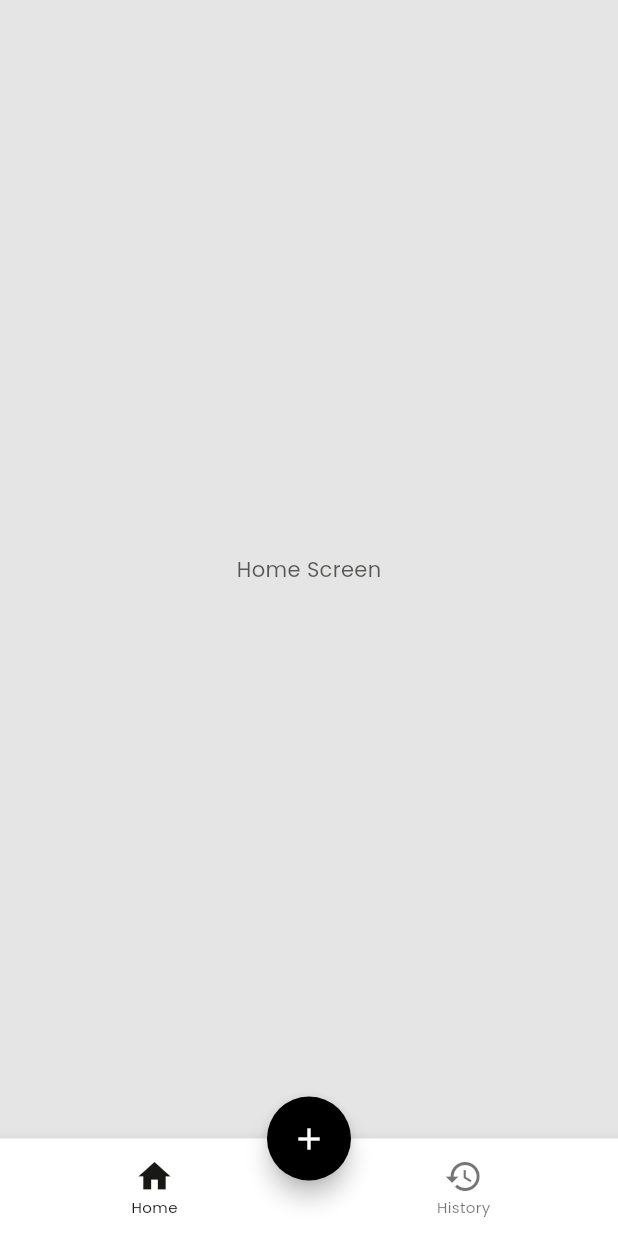
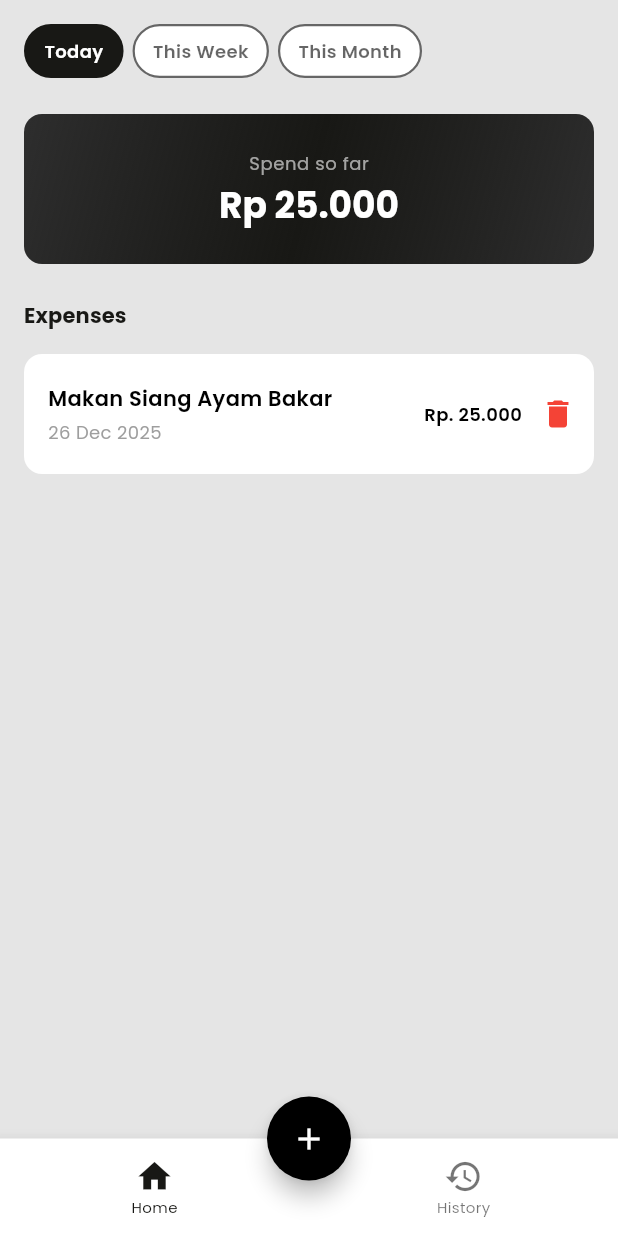
Before and after one commit to attaryu/expense_tracker, a Flutter app: the screen it shows after launch, on a phone screen of 412 x 824 dp. Run offline on Flutter 3.47's test engine with Material 3 defaults, Android fonts, the phone set to English and light mode, and no system bars; drawn by our look-alikes of group_button; our stand-ins replace flutter_svg, google_fonts.

Commit message:
feat: Implement home screen with expense tracking features
- Enhanced ExpenseModel with formatted date and amount methods.
- Added sample expenses to ExpenseProvider for initial data.

```diff
--- a/lib/app_shell.dart
+++ b/lib/app_shell.dart
@@ -1,4 +1,5 @@
 import 'package:expense_tracker/screens/add_expense_screen.dart';
+import 'package:expense_tracker/screens/home_screen.dart';
 import 'package:flutter/material.dart';
 
 class AppShell extends StatefulWidget {
@@ -11,7 +12,7 @@ class AppShell extends StatefulWidget {
 class _AppShellState extends State<AppShell> {
   int _currentIndex = 0;
   static const List<Widget> _screens = [
-    Center(child: Text('Home Screen')),
+    HomeScreen(),
     Center(child: Text('History Screen')),
   ];
 
--- a/lib/models/expense_model.dart
+++ b/lib/models/expense_model.dart
@@ -1,3 +1,5 @@
+import 'package:intl/intl.dart';
+
 class ExpenseModel {
   final String id;
   final double amount;
@@ -11,4 +13,18 @@ class ExpenseModel {
     required this.category,
     required this.date,
   }) : id = DateTime.now().millisecondsSinceEpoch.toString();
+
+  String get formattedDate {
+    final DateFormat formatter = DateFormat('dd MMM yyyy');
+    return formatter.format(date);
+  }
+
+  String get formattedAmount {
+    final NumberFormat currencyFormatter = NumberFormat.currency(
+      locale: 'id_ID',
+      symbol: 'Rp. ',
+      decimalDigits: 0,
+    );
+    return currencyFormatter.format(amount);
+  }
 }
--- a/lib/providers/expense_provider.dart
+++ b/lib/providers/expense_provider.dart
@@ -1,14 +1,95 @@
 import 'package:expense_tracker/models/expense_model.dart';
 import 'package:flutter/material.dart';
+import 'package:intl/intl.dart';
 
 class ExpenseProvider extends ChangeNotifier {
-  final List<ExpenseModel> _expenses = [];
+  final List<ExpenseModel> _expenses = [
+    ExpenseModel(
+      amount: 25000,
+      description: 'Makan Siang Ayam Bakar',
+      category: 'Food',
+      date: DateTime.parse('2025-12-26'),
+    ),
+    ExpenseModel(
+      amount: 50000,
+      description: 'Isi Bensin Motor',
+      category: 'Transport',
+      date: DateTime.parse('2025-12-23'),
+    ),
+    ExpenseModel(
+      amount: 180000,
+      description: 'Langganan Netflix & Spotify',
+      category: 'Subscription',
+      date: DateTime.parse('2025-12-05'),
+    ),
+    ExpenseModel(
+      amount: 20000,
+      description: 'Parkir Mall',
+      category: 'Transport',
+      date: DateTime.parse('2025-11-15'),
+    ),
+  ];
 
   List<String> get categories =>
       _expenses.map((expense) => expense.category).toSet().toList();
 
-  double get totalExpense {
-    return _expenses.fold(0.0, (total, expense) => total + expense.amount);
+  Map<String, dynamic> getExpenses({
+    bool today = false,
+    bool thisWeek = false,
+    bool thisMonth = false,
+  }) {
+    DateTime now = DateTime.now();
+
+    if (today) {
+      List<ExpenseModel> todayExpenses = _expenses
+          .where(
+            (expense) =>
+                expense.date.year == now.year &&
+                expense.date.month == now.month &&
+                expense.date.day == now.day,
+          )
+          .toList();
+
+      return {
+        'expenses': todayExpenses,
+        'total': _calculateTotalExpense(todayExpenses),
+      };
+    }
+
+    if (thisWeek) {
+      DateTime startOfWeek = now.subtract(Duration(days: now.weekday - 1));
+      DateTime endOfWeek = startOfWeek.add(Duration(days: 6));
+
+      List<ExpenseModel> thisWeekExpenses = _expenses
+          .where(
+            (expense) =>
+                expense.date.isAfter(startOfWeek.subtract(Duration(days: 1))) &&
+                expense.date.isBefore(endOfWeek.add(Duration(days: 1))),
+          )
+          .toList();
+
+      return {
+        'expenses': thisWeekExpenses,
+        'total': _calculateTotalExpense(thisWeekExpenses),
+      };
+    }
+
+    if (thisMonth) {
+      List<ExpenseModel> thisMonthExpenses = _expenses
+          .where(
+            (expense) =>
+                expense.date.year == now.year &&
+                expense.date.month == now.month,
+          )
+          .toList();
+
+      return {
+        'expenses': thisMonthExpenses,
+        'total': _calculateTotalExpense(thisMonthExpenses),
+      };
+    }
+
+    return {'expenses': _expenses, 'total': _calculateTotalExpense(_expenses)};
   }
 
   void add(ExpenseModel expense) {
@@ -20,4 +101,15 @@ class ExpenseProvider extends ChangeNotifier {
     _expenses.remove(expense);
     notifyListeners();
   }
+
+  String _calculateTotalExpense(List<ExpenseModel> expenses) {
+    final double total = expenses.fold(0.0, (sum, item) => sum + item.amount);
+    final NumberFormat formatter = NumberFormat.currency(
+      locale: 'id_ID',
+      symbol: 'Rp ',
+      decimalDigits: 0,
+    );
+
+    return formatter.format(total);
+  }
 }
--- a/lib/screens/home_screen.dart
+++ b/lib/screens/home_screen.dart
@@ -1,10 +1,132 @@
+import 'package:expense_tracker/providers/expense_provider.dart';
+import 'package:expense_tracker/widgets/empty_message.dart';
+import 'package:expense_tracker/widgets/expense_list_item.dart';
+import 'package:expense_tracker/widgets/total_spending_card.dart';
 import 'package:flutter/material.dart';
+import 'package:group_button/group_button.dart';
+import 'package:provider/provider.dart';
 
-class HomeScreen extends StatelessWidget {
+enum TimePeriod {
+  today('Today'),
+  thisWeek('This Week'),
+  thisMonth('This Month');
+
+  final String label;
+  const TimePeriod(this.label);
+}
+
+class HomeScreen extends StatefulWidget {
   const HomeScreen({super.key});
 
   @override
+  State<HomeScreen> createState() => _HomeScreenState();
+}
+
+class _HomeScreenState extends State<HomeScreen> {
+  TimePeriod _selectedPeriod = TimePeriod.today;
+  final groupButtonController = GroupButtonController(selectedIndex: 0);
+
+  @override
   Widget build(BuildContext context) {
-    return Center(child: Text('Home Screen'));
+    return SingleChildScrollView(
+      padding: const EdgeInsets.all(16),
+      child: Column(
+        crossAxisAlignment: CrossAxisAlignment.stretch,
+        children: [
+          GroupButton(
+            controller: groupButtonController,
+            onSelected: (value, index, isSelected) =>
+                setState(() => _selectedPeriod = TimePeriod.values[index]),
+            buttons: TimePeriod.values.map((e) => e.label).toList(),
+            buttonBuilder: (selected, value, context) => Container(
+              padding: EdgeInsets.symmetric(horizontal: 12, vertical: 8),
+              decoration: BoxDecoration(
+                color: selected
+                    ? Theme.of(context).colorScheme.primary
+                    : Colors.white,
+                borderRadius: BorderRadius.circular(100),
+                border: Border.all(
+                  width: 1.5,
+                  color: selected
+                      ? Theme.of(context).colorScheme.primary
+                      : Colors.black.withValues(alpha: 0.6),
+                ),
+              ),
+              child: Text(
+                value,
+                style: selected
+                    ? TextStyle(
+                        color: Colors.white,
+                        fontWeight: FontWeight.w600,
+                        fontSize: 12,
+                      )
+                    : TextStyle(
+                        color: Colors.black.withValues(alpha: 0.6),
+                        fontWeight: FontWeight.w600,
+                        fontSize: 12,
+                      ),
+              ),
+            ),
+            options: GroupButtonOptions(
+              mainGroupAlignment: MainGroupAlignment.start,
+              spacing: 6,
+              runSpacing: 6,
+            ),
+          ),
+
+          SizedBox(height: 24),
+
+          Consumer<ExpenseProvider>(
+            builder: (context, value, child) {
+              final expenseData = value.getExpenses(
+                today: _selectedPeriod == TimePeriod.today,
+                thisWeek: _selectedPeriod == TimePeriod.thisWeek,
+                thisMonth: _selectedPeriod == TimePeriod.thisMonth,
+              );
+
+              if (expenseData['expenses'].length == 0) {
+                final height = MediaQuery.of(context).size.height - 200;
+
+                return EmptyMessage(
+                  'No expenses for ${_selectedPeriod.label.toLowerCase()}.',
+                  height: height,
+                );
+              }
+
+              return Column(
+                crossAxisAlignment: CrossAxisAlignment.stretch,
+                children: [
+                  TotalSpendingCard(total: expenseData['total']),
+
+                  SizedBox(height: 24),
+
+                  Text(
+                    'Expenses',
+                    style: Theme.of(context).textTheme.titleSmall?.copyWith(
+                      fontWeight: FontWeight.w700,
+                      fontSize: 14,
+                    ),
+                  ),
+
+                  SizedBox(height: 16),
+
+                  ListView.separated(
+                    padding: EdgeInsets.only(bottom: 32),
+                    itemCount: expenseData['expenses'].length,
+                    shrinkWrap: true,
+                    physics: NeverScrollableScrollPhysics(),
+                    separatorBuilder: (context, index) => SizedBox(height: 12),
+                    itemBuilder: (context, index) => ExpenseListItem(
+                      expense: expenseData['expenses'][index],
+                      expenseProvider: value,
+                    ),
+                  ),
+                ],
+              );
+            },
+          ),
+        ],
+      ),
+    );
   }
 }
--- /dev/null
+++ b/lib/widgets/empty_message.dart
@@ -0,0 +1,32 @@
+import 'package:flutter/material.dart';
+import 'package:flutter_svg/flutter_svg.dart';
+
+class EmptyMessage extends StatelessWidget {
+  const EmptyMessage(this.message, {super.key, this.height = 0});
+
+  final double height;
+  final String message;
+
+  @override
+  Widget build(BuildContext context) {
+    return ConstrainedBox(
+      constraints: BoxConstraints(minHeight: height >= 0 ? height : 0),
+      child: Center(
+        child: Column(
+          mainAxisAlignment: MainAxisAlignment.center,
+          children: [
+            SvgPicture.asset('assets/cat.svg', height: 200),
+            Text(
+              message,
+              style: TextStyle(
+                color: Colors.black,
+                fontSize: 16,
+                fontWeight: FontWeight.w600,
+              ),
+            ),
+          ],
+        ),
+      ),
+    );
+  }
+}
--- /dev/null
+++ b/lib/widgets/expense_list_item.dart
@@ -0,0 +1,92 @@
+import 'package:expense_tracker/providers/expense_provider.dart';
+import 'package:flutter/material.dart';
+
+class ExpenseListItem extends StatelessWidget {
+  const ExpenseListItem({
+    super.key,
+    required this.expense,
+    required this.expenseProvider,
+  });
+
+  final dynamic expense;
+  final ExpenseProvider expenseProvider;
+
+  @override
+  Widget build(BuildContext context) {
+    return Container(
+      padding: EdgeInsets.only(left: 16, top: 16, bottom: 16),
+      decoration: BoxDecoration(
+        color: Colors.white,
+        borderRadius: BorderRadius.circular(12),
+      ),
+      child: Row(
+        mainAxisAlignment: MainAxisAlignment.spaceBetween,
+        children: [
+          Expanded(
+            child: Column(
+              crossAxisAlignment: CrossAxisAlignment.start,
+              children: [
+                Tooltip(
+                  message: expense.description,
+                  child: Text(
+                    expense.description,
+                    style: TextStyle(
+                      color: Colors.black,
+                      fontWeight: FontWeight.w600,
+                      fontSize: 14,
+                    ),
+                    maxLines: 1,
+                    overflow: TextOverflow.ellipsis,
+                  ),
+                ),
+
+                SizedBox(height: 4),
+
+                Text(
+                  expense.formattedDate,
+                  style: TextStyle(color: Colors.grey, fontSize: 12),
+                ),
+              ],
+            ),
+          ),
+
+          SizedBox(width: 8),
+
+          Text(
+            expense.formattedAmount,
+            style: TextStyle(
+              color: Colors.black,
+              fontWeight: FontWeight.w600,
+              fontSize: 12,
+            ),
+          ),
+
+          IconButton(
+            icon: Icon(Icons.delete, color: Colors.red),
+            padding: EdgeInsets.zero,
+            constraints: BoxConstraints(),
+            onPressed: () {
+              expenseProvider.remove(expense);
+
+              ScaffoldMessenger.of(context)
+                ..clearSnackBars()
+                ..showSnackBar(
+                  SnackBar(
+                    content: Text('Expense "${expense.description}" deleted'),
+                    action: SnackBarAction(
+                      label: 'UNDO',
+                      onPressed: () {
+                        expenseProvider.add(expense);
+                      },
+                    ),
+                    persist: false,
+                    duration: Duration(seconds: 2),
+                  ),
+                );
+            },
+          ),
+        ],
+      ),
+    );
+  }
+}
--- /dev/null
+++ b/lib/widgets/total_spending_card.dart
@@ -0,0 +1,48 @@
+import 'package:flutter/material.dart';
+
+class TotalSpendingCard extends StatelessWidget {
+  const TotalSpendingCard({super.key, required this.total});
+
+  final String total;
+
+  @override
+  Widget build(BuildContext context) {
+    return Container(
+      height: 100,
+      decoration: BoxDecoration(
+        gradient: LinearGradient(
+          colors: [
+            Colors.black.withValues(alpha: 0.8),
+            Theme.of(context).colorScheme.primary,
+            Colors.black.withValues(alpha: 0.8),
+          ],
+          begin: Alignment.topLeft,
+          end: Alignment.bottomRight,
+        ),
+        borderRadius: BorderRadius.circular(12),
+      ),
+      child: Center(
+        child: Column(
+          mainAxisAlignment: MainAxisAlignment.center,
+          children: [
+            Text(
+              'Spend so far',
+              style: Theme.of(context).textTheme.bodySmall?.copyWith(
+                color: Colors.white.withValues(alpha: 0.6),
+              ),
+            ),
+            SizedBox(height: 4),
+            Text(
+              total,
+              style: Theme.of(context).textTheme.titleLarge?.copyWith(
+                color: Colors.white,
+                fontWeight: FontWeight.bold,
+                fontSize: 24,
+              ),
+            ),
+          ],
+        ),
+      ),
+    );
+  }
+}
--- a/pubspec.yaml
+++ b/pubspec.yaml
@@ -1,5 +1,5 @@
 name: expense_tracker
-description: "A new Flutter project."
+description: 'A new Flutter project.'
 publish_to: 'none'
 version: 0.1.0
 
@@ -12,6 +12,8 @@ dependencies:
   google_fonts: ^6.3.3
   provider: ^6.1.5+1
   intl: ^0.20.2
+  group_button: ^5.3.4
+  flutter_svg: ^2.2.3
 
 dev_dependencies:
   flutter_test:
@@ -20,3 +22,5 @@ dev_dependencies:
 
 flutter:
   uses-material-design: true
+  assets:
+    - assets/
```
Also changed, not shown: assets/cat.svg (added), pubspec.lock.
